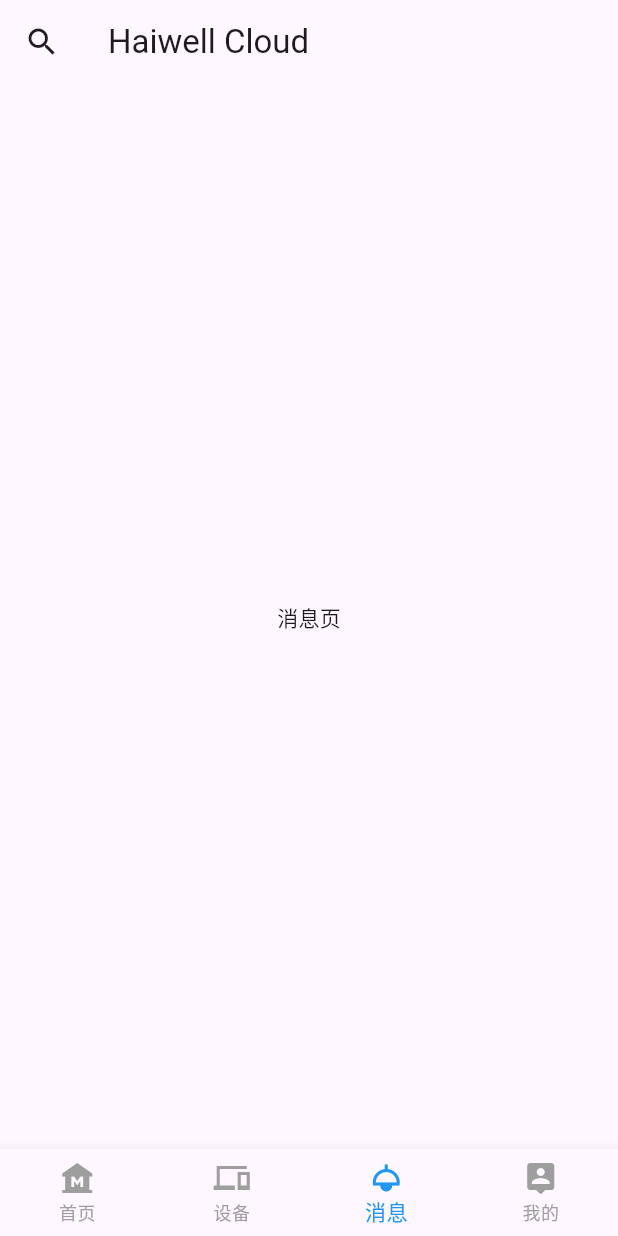
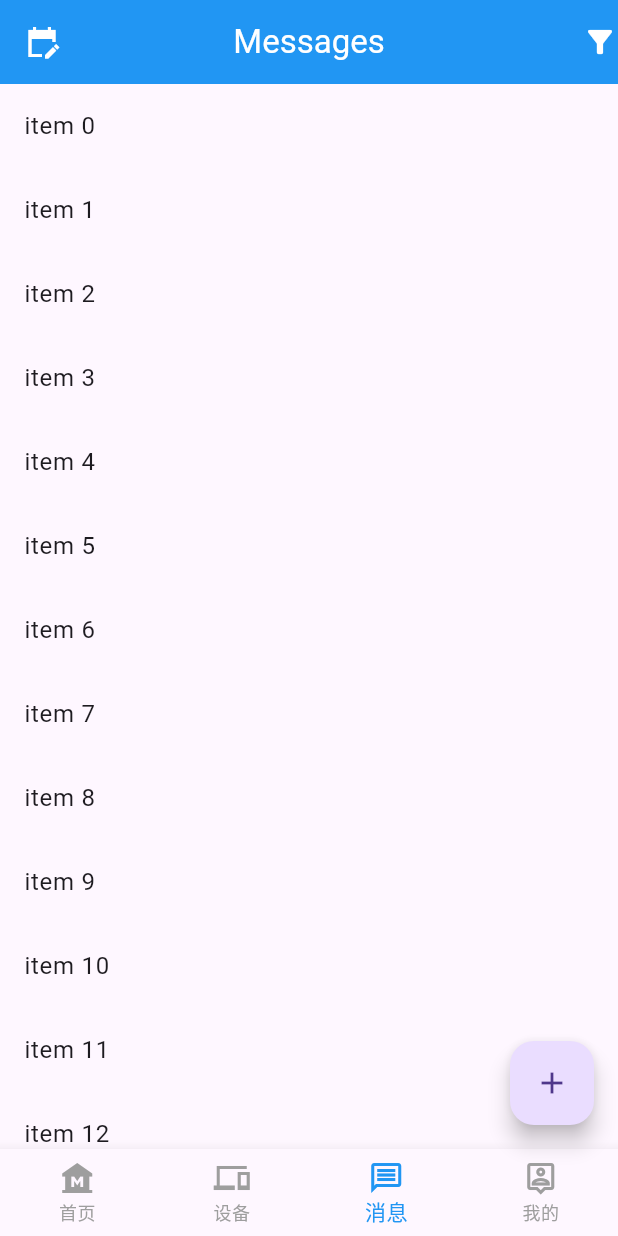
Before and after one commit to cccoding365/flutter-study, a Flutter app: the screen it shows after launch, item 3 of the bottom bar chosen, on a phone screen of 412 x 824 dp. Run offline on Flutter 3.47's test engine with Material 3 defaults, Android fonts, the phone set to English and light mode, and no system bars.

Commit message:
feat: 新增消息列表横屏测试

```diff
--- a/haiwell_cloud/lib/main.dart
+++ b/haiwell_cloud/lib/main.dart
@@ -1,18 +1,22 @@
 import 'package:flutter/material.dart';
+import 'package:haiwell_cloud/pages/home.dart';
 import 'package:haiwell_cloud/pages/device.dart';
-import 'package:haiwell_cloud/pages/home.dart';
 import 'package:haiwell_cloud/pages/message.dart';
 import 'package:haiwell_cloud/pages/person.dart';
 
-void main() => runApp(const App());
+void main() {
+  WidgetsFlutterBinding.ensureInitialized();
+  runApp(const App());
+}
 
 class App extends StatelessWidget {
   const App({super.key});
 
   @override
   Widget build(BuildContext context) {
-    return const MaterialApp(
-      home: HomePage(),
+    return MaterialApp(
+      home: const HomePage(),
+      theme: ThemeData(primaryColor: Colors.blue),
     );
   }
 }
@@ -21,11 +25,10 @@ class HomePage extends StatefulWidget {
   const HomePage({super.key});
 
   @override
-  // ignore: library_private_types_in_public_api
-  _HomePageState createState() => _HomePageState();
+  HomePageState createState() => HomePageState();
 }
 
-class _HomePageState extends State<HomePage> {
+class HomePageState extends State<HomePage> {
   int _currentIndex = 0;
   final List<Widget> _pages = [
     const Home(),
@@ -34,33 +37,36 @@ class _HomePageState extends State<HomePage> {
     const Person(),
   ];
 
+  final List<BottomNavigationBarItem> _bottomNavigationBarItems = [
+    const BottomNavigationBarItem(icon: Icon(Icons.museum_sharp), label: '首页'),
+    const BottomNavigationBarItem(icon: Icon(Icons.devices_sharp), label: '设备'),
+    const BottomNavigationBarItem(icon: Icon(Icons.message_outlined), label: '消息'),
+    const BottomNavigationBarItem(icon: Icon(Icons.person_pin_outlined), label: '我的'),
+  ];
+
   void _onTap(int index) {
     setState(() {
       _currentIndex = index;
     });
   }
 
+  void _clickAction() {}
+
   @override
   Widget build(BuildContext context) {
     return Scaffold(
-      appBar: AppBar(
-        leading: const Icon(Icons.search),
-        title: const Text('Haiwell Cloud'),
-      ),
-      body: _pages[_currentIndex],
+      body: _pages.elementAt(_currentIndex),
       bottomNavigationBar: BottomNavigationBar(
+        type: BottomNavigationBarType.fixed,
         currentIndex: _currentIndex,
-        type: BottomNavigationBarType.fixed,
+        items: _bottomNavigationBarItems,
         selectedItemColor: Colors.blue,
         unselectedItemColor: Colors.grey,
         onTap: _onTap,
-        items: const [
-          BottomNavigationBarItem(icon: Icon(Icons.museum_sharp), label: '首页'),
-          BottomNavigationBarItem(icon: Icon(Icons.devices_sharp), label: '设备'),
-          BottomNavigationBarItem(icon: Icon(Icons.light_sharp), label: '消息'),
-          BottomNavigationBarItem(
-              icon: Icon(Icons.person_pin_rounded), label: '我的'),
-        ],
+      ),
+      floatingActionButton: FloatingActionButton(
+        onPressed: _clickAction,
+        child: const Icon(Icons.add),
       ),
     );
   }
--- a/haiwell_cloud/lib/pages/message.dart
+++ b/haiwell_cloud/lib/pages/message.dart
@@ -1,12 +1,113 @@
 import 'package:flutter/material.dart';
+import 'package:flutter/services.dart';
 
-class Message extends StatelessWidget {
+class Message extends StatefulWidget {
   const Message({super.key});
 
   @override
+  MessageState createState() => MessageState();
+}
+
+class MessageState extends State<Message> {
+  bool isSelectionMode = false;
+  final int listLength = 300;
+  late List<bool> _selected;
+
+  @override
+  void initState() {
+    super.initState();
+    SystemChrome.setPreferredOrientations(
+        [DeviceOrientation.portraitUp, DeviceOrientation.portraitDown]);
+    initializeSelection();
+  }
+
+  void initializeSelection() {
+    _selected = List<bool>.generate(listLength, (_) => false);
+  }
+
+  @override
+  void dispose() {
+    _selected.clear();
+    SystemChrome.setPreferredOrientations(
+        [DeviceOrientation.portraitUp, DeviceOrientation.portraitDown]);
+    super.dispose();
+  }
+
+  @override
   Widget build(BuildContext context) {
-    return const Center(
-      child: Text('消息页'),
-    );
+    return Scaffold(
+        appBar: AppBar(
+          leading: const Icon(
+            Icons.edit_calendar_sharp,
+            color: Colors.white,
+          ),
+          centerTitle: true,
+          title: const Text(
+            'Messages',
+            style: TextStyle(color: Colors.white),
+            textAlign: TextAlign.center,
+          ),
+          backgroundColor: Colors.blue,
+          actions: const [
+            Icon(
+              Icons.filter_alt,
+              color: Colors.white,
+            )
+          ],
+        ),
+        body: ListBuilder(
+          isSelectionMode: isSelectionMode,
+          selectedList: _selected,
+          onSelectionChange: (bool x) {
+            setState(() {
+              isSelectionMode = x;
+            });
+          },
+        ));
   }
 }
+
+class ListBuilder extends StatefulWidget {
+  const ListBuilder({
+    super.key,
+    required this.selectedList,
+    required this.isSelectionMode,
+    required this.onSelectionChange,
+  });
+
+  final bool isSelectionMode;
+  final List<bool> selectedList;
+  final ValueChanged<bool>? onSelectionChange;
+
+  @override
+  State<ListBuilder> createState() => _ListBuilderState();
+}
+
+class _ListBuilderState extends State<ListBuilder> {
+  void _toggle(int index) {
+    if (widget.isSelectionMode) {
+      setState(() {
+        widget.selectedList[index] = !widget.selectedList[index];
+      });
+    }
+  }
+
+  @override
+  Widget build(BuildContext context) {
+    return ListView.builder(
+        itemCount: widget.selectedList.length,
+        itemBuilder: (_, int index) {
+          return ListTile(
+              onTap: () => _toggle(index),
+              onLongPress: () {
+                if (!widget.isSelectionMode) {
+                  setState(() {
+                    widget.selectedList[index] = true;
+                  });
+                  widget.onSelectionChange!(true);
+                }
+              },
+              title: Text('item $index'));
+        });
+  }
+}
--- a/haiwell_cloud/lib/pages/person.dart
+++ b/haiwell_cloud/lib/pages/person.dart
@@ -5,8 +5,10 @@ class Person extends StatelessWidget {
 
   @override
   Widget build(BuildContext context) {
-    return const Center(
-      child: Text('我的页'),
+    return Scaffold(
+      appBar: AppBar(
+        title: const Text('我的'),
+      ),
     );
   }
 }
```
Also changed, not shown: haiwell_cloud/lib/pages/device.dart (+7 -2 lines), haiwell_cloud/lib/pages/home.dart (+12 -2 lines), haiwell_cloud/pubspec.lock, 1 other file.
